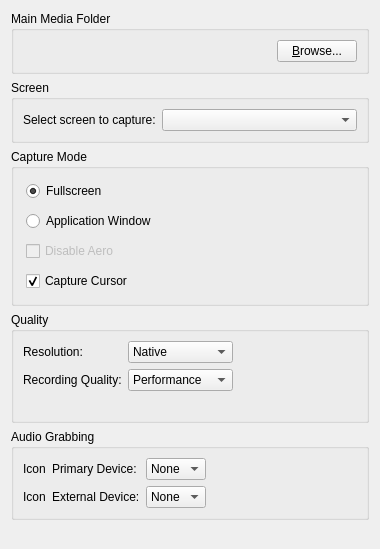
Old version of the form client/src/ui/widgets/settings/recording_settings_widget.ui in the repository networkoptix/nx_open.
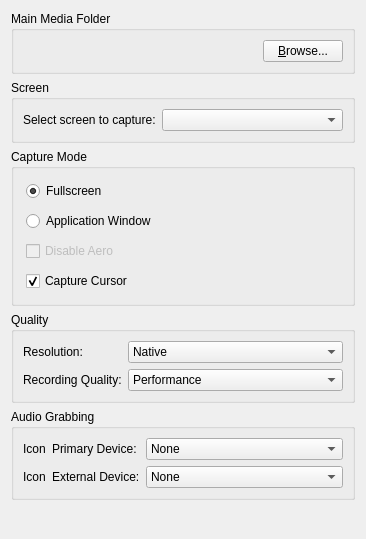
New version of the form.

Commit message:
Some fixes in recording settings dialog per Roma's request.
<==== Mercurial data ====>
Branch: master

```diff
--- a/client/src/ui/widgets/settings/recording_settings_widget.ui
+++ b/client/src/ui/widgets/settings/recording_settings_widget.ui
@@ -6,8 +6,8 @@
    <rect>
     <x>0</x>
     <y>0</y>
-    <width>380</width>
-    <height>549</height>
+    <width>366</width>
+    <height>539</height>
    </rect>
   </property>
   <property name="windowTitle">
@@ -147,30 +147,19 @@
      <property name="title">
       <string>Quality</string>
      </property>
-     <layout class="QGridLayout" name="gridLayout">
-      <item row="1" column="0">
-       <widget class="QLabel" name="label_2">
+     <layout class="QHBoxLayout" name="horizontalLayout_7">
+      <item>
+       <layout class="QFormLayout" name="formLayout_3">
+        <item row="0" column="0">
+         <widget class="QLabel" name="label">
         <property name="text">
-         <string>Recording Quality:</string>
+           <string>Resolution:</string>
         </property>
         <property name="alignment">
          <set>Qt::AlignLeading|Qt::AlignLeft|Qt::AlignVCenter</set>
         </property>
        </widget>
       </item>
-      <item row="0" column="2">
-       <spacer name="horizontalSpacer">
-        <property name="orientation">
-         <enum>Qt::Horizontal</enum>
-        </property>
-        <property name="sizeHint" stdset="0">
-         <size>
-          <width>40</width>
-          <height>20</height>
-         </size>
-        </property>
-       </spacer>
-      </item>
       <item row="0" column="1">
        <widget class="QComboBox" name="resolutionComboBox">
         <property name="sizePolicy">
@@ -217,29 +206,16 @@
         </item>
        </widget>
       </item>
-      <item row="0" column="0">
-       <widget class="QLabel" name="label">
+        <item row="1" column="0">
+         <widget class="QLabel" name="label_2">
         <property name="text">
-         <string>Resolution:</string>
+           <string>Recording Quality:</string>
         </property>
         <property name="alignment">
          <set>Qt::AlignLeading|Qt::AlignLeft|Qt::AlignVCenter</set>
         </property>
        </widget>
       </item>
-      <item row="1" column="2">
-       <spacer name="horizontalSpacer_2">
-        <property name="orientation">
-         <enum>Qt::Horizontal</enum>
-        </property>
-        <property name="sizeHint" stdset="0">
-         <size>
-          <width>40</width>
-          <height>20</height>
-         </size>
-        </property>
-       </spacer>
-      </item>
       <item row="1" column="1">
        <widget class="QComboBox" name="qualityComboBox">
         <property name="sizePolicy">
@@ -271,18 +247,7 @@
         </item>
        </widget>
       </item>
-      <item row="2" column="0" colspan="3">
-       <widget class="QLabel" name="recordingWarningLabel">
-        <property name="text">
-         <string/>
-        </property>
-        <property name="textFormat">
-         <enum>Qt::AutoText</enum>
-        </property>
-        <property name="alignment">
-         <set>Qt::AlignRight|Qt::AlignTrailing|Qt::AlignVCenter</set>
-        </property>
-       </widget>
+       </layout>
       </item>
      </layout>
     </widget>
@@ -292,7 +257,12 @@
      <property name="title">
       <string>Audio Grabbing</string>
      </property>
-     <layout class="QGridLayout" name="gridLayout_2">
+     <layout class="QHBoxLayout" name="horizontalLayout_8">
+      <item>
+       <layout class="QFormLayout" name="formLayout">
+        <property name="fieldGrowthPolicy">
+         <enum>QFormLayout::AllNonFixedFieldsGrow</enum>
+        </property>
       <item row="0" column="0">
        <layout class="QHBoxLayout" name="horizontalLayout_2">
         <item>
@@ -348,7 +318,7 @@
        </widget>
       </item>
       <item row="1" column="0">
-       <layout class="QHBoxLayout" name="horizontalLayout_5">
+         <layout class="QHBoxLayout" name="horizontalLayout_3">
         <item>
          <widget class="QLabel" name="label_secondaryDeviceIcon">
           <property name="sizePolicy">
@@ -398,31 +368,7 @@
         </item>
        </widget>
       </item>
-      <item row="0" column="2">
-       <spacer name="horizontalSpacer_3">
-        <property name="orientation">
-         <enum>Qt::Horizontal</enum>
-        </property>
-        <property name="sizeHint" stdset="0">
-         <size>
-          <width>40</width>
-          <height>20</height>
-         </size>
-        </property>
-       </spacer>
-      </item>
-      <item row="1" column="2">
-       <spacer name="horizontalSpacer_4">
-        <property name="orientation">
-         <enum>Qt::Horizontal</enum>
-        </property>
-        <property name="sizeHint" stdset="0">
-         <size>
-          <width>40</width>
-          <height>20</height>
-         </size>
-        </property>
-       </spacer>
+       </layout>
       </item>
      </layout>
     </widget>
@@ -440,6 +386,13 @@
      </property>
     </spacer>
    </item>
+   <item>
+    <widget class="QLabel" name="recordingWarningLabel">
+     <property name="text">
+      <string/>
+     </property>
+    </widget>
+   </item>
   </layout>
  </widget>
  <resources/>
```
Lines whose indentation alone changed are shown as unchanged.
